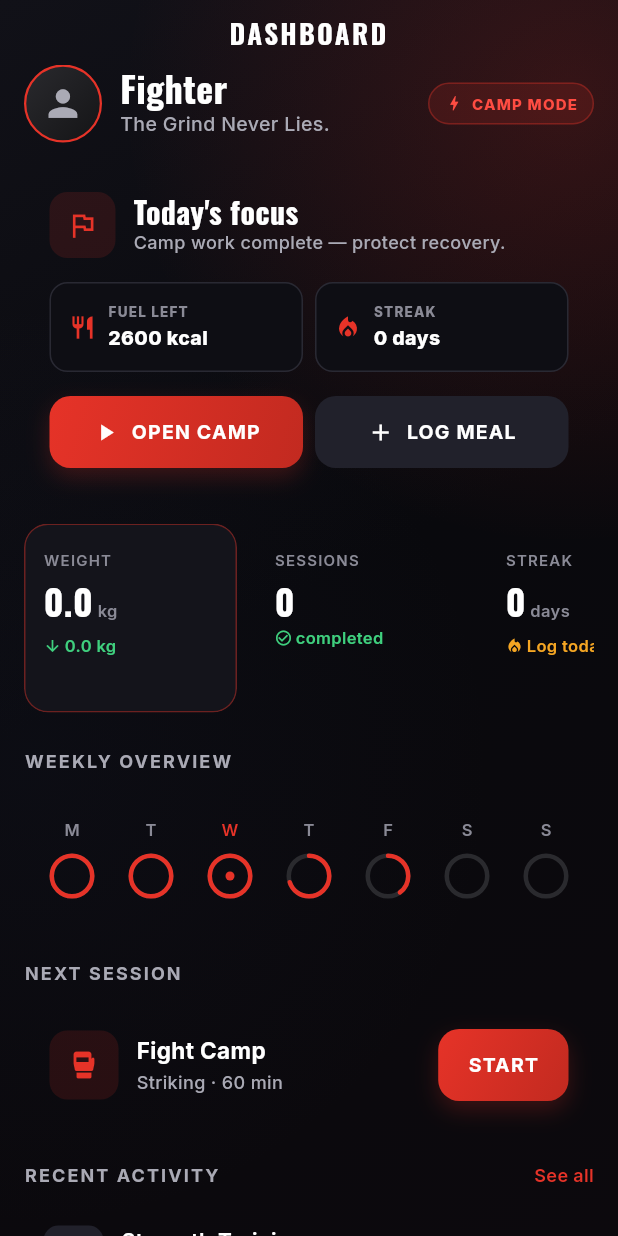
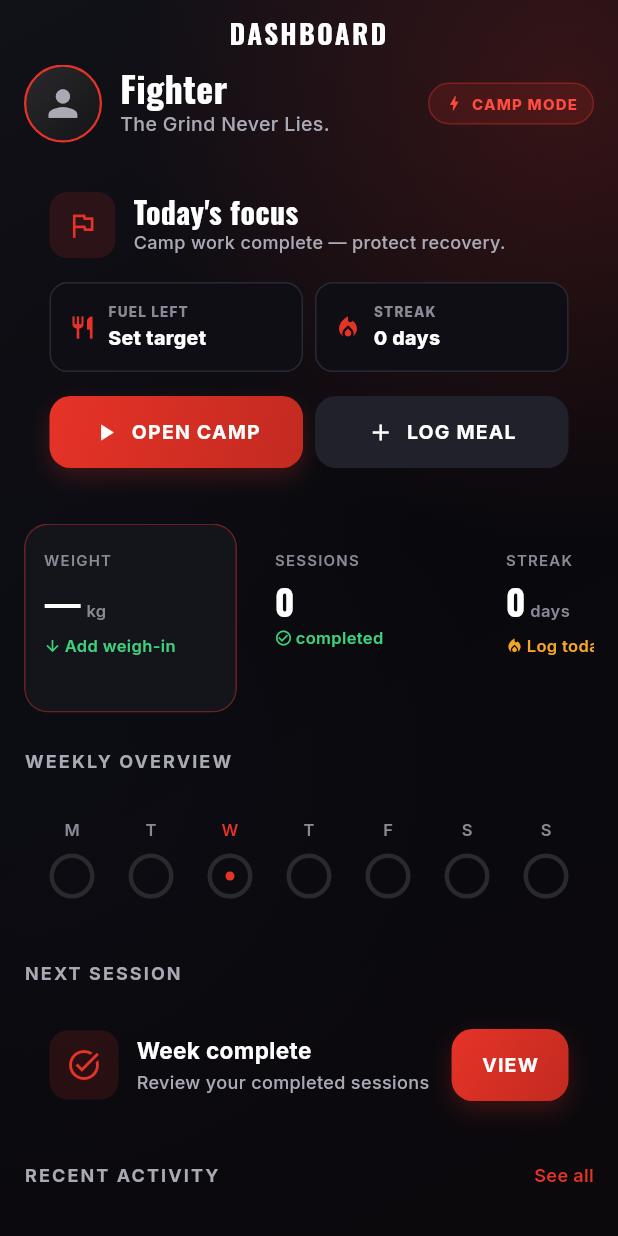
Before and after one commit to MahdiGH10/FighterEdge, a Flutter app: the DashboardScreen screen opened directly with empty values, on a phone screen of 412 x 824 dp. Run offline on Flutter 3.47's test engine with Material 3 defaults, Android fonts, the phone set to English and light mode, and no system bars; our stand-ins replace cloud_firestore, cloud_functions, firebase_auth, firebase_core, fl_chart, shared_preferences; accounts and stored records are empty.

Commit message:
fix(dashboard): replace demo state with live user data

```diff
--- a/fighter_edge/lib/screens/dashboard_screen.dart
+++ b/fighter_edge/lib/screens/dashboard_screen.dart
@@ -2,7 +2,7 @@ import 'package:flutter/material.dart';
 import 'package:provider/provider.dart';
 
 import '../controllers/auth_controller.dart';
-import '../data/mock_data.dart';
+import '../features/edge_fuel/presentation/controllers/edge_fuel_controller.dart';
 import '../models/training_session.dart';
 import '../state/app_state.dart';
 import '../theme/app_colors.dart';
@@ -27,6 +27,18 @@ class DashboardScreen extends StatelessWidget {
     final user = auth.user;
     final weightDelta = state.weeklyDelta;
     final losing = weightDelta <= 0;
+    final nextSession = state.sessions.where((s) => !s.completed).firstOrNull;
+    const dayLetters = ['M', 'T', 'W', 'T', 'F', 'S', 'S'];
+    const dayNames = ['mon', 'tue', 'wed', 'thu', 'fri', 'sat', 'sun'];
+    final completedDays = {
+      for (final session in state.sessions.where((s) => s.completed))
+        session.day.trim().toLowerCase(),
+    };
+    final weeklyProgress = [
+      for (final day in dayNames)
+        completedDays.any((completed) => completed.startsWith(day)) ? 1.0 : 0.0,
+    ];
+    final recentSessions = state.completedSessionsDesc.take(3).toList();
     final showVerificationBanner = auth.supportsEmailVerification &&
         auth.user != null &&
         !auth.user!.emailVerified;
@@ -69,12 +81,15 @@ class DashboardScreen extends StatelessWidget {
                             width: 142,
                             child: StatCard(
                               label: 'Weight',
-                              value: state
-                                  .displayWeight(state.latestWeight)
-                                  .toStringAsFixed(1),
+                              value: state.latestWeight == 0
+                                  ? '—'
+                                  : state
+                                      .displayWeight(state.latestWeight)
+                                      .toStringAsFixed(1),
                               unit: state.weightUnitLabel,
-                              delta:
-                                  '${weightDelta.abs().toStringAsFixed(1)} kg',
+                              delta: state.weights.length < 2
+                                  ? 'Add weigh-in'
+                                  : '${state.displayWeight(weightDelta).abs().toStringAsFixed(1)} ${state.weightUnitLabel}',
                               deltaColor: losing
                                   ? AppColors.positive
                                   : AppColors.primary,
@@ -118,19 +133,19 @@ class DashboardScreen extends StatelessWidget {
                     ),
                     const SizedBox(height: Insets.xl),
                     const SectionHeader('Weekly Overview'),
-                    const PremiumReveal(
-                      duration: Duration(milliseconds: 500),
+                    PremiumReveal(
+                      duration: const Duration(milliseconds: 500),
                       child: AppCard(
                         elevated: true,
-                        gradient: LinearGradient(
+                        gradient: const LinearGradient(
                           begin: Alignment.topLeft,
                           end: Alignment.bottomRight,
                           colors: [Color(0xFF1B1B25), Color(0xFF121218)],
                         ),
                         child: WeeklyOverview(
-                          dayLetters: MockData.weekDayLetters,
-                          progress: MockData.weeklyProgress,
-                          todayIndex: MockData.todayIndex,
+                          dayLetters: dayLetters,
+                          progress: weeklyProgress,
+                          todayIndex: DateTime.now().weekday - 1,
                         ),
                       ),
                     ),
@@ -139,7 +154,14 @@ class DashboardScreen extends StatelessWidget {
                     PremiumReveal(
                       duration: const Duration(milliseconds: 580),
                       child: _NextSessionCard(
-                        onStart: () => _push(context, const RoundTimerScreen()),
+                        session: nextSession,
+                        onOpenCamp: () => onNavigate(1),
+                        onStart: nextSession == null
+                            ? null
+                            : () => _push(
+                                  context,
+                                  RoundTimerScreen(session: nextSession),
+                                ),
                       ),
                     ),
                     const SizedBox(height: Insets.xl),
@@ -153,7 +175,11 @@ class DashboardScreen extends StatelessWidget {
                                 color: AppColors.primary)),
                       ),
                     ),
-                    for (final a in MockData.recentActivity) _ActivityRow(a),
+                    if (recentSessions.isEmpty)
+                      const _NoRecentActivity()
+                    else
+                      for (final session in recentSessions)
+                        _ActivityRow(session),
                   ],
                 ),
               ),
@@ -176,9 +202,12 @@ class _TodayFocusCard extends StatelessWidget {
   @override
   Widget build(BuildContext context) {
     final state = context.watch<AppState>();
+    final edgeFuel = context.watch<EdgeFuelController>();
     final nextSession = state.sessions.where((s) => !s.completed).firstOrNull;
-    final caloriesLeft = (state.target.calories - state.consumedCalories)
-        .clamp(0, state.target.calories);
+    final caloriesLeft = edgeFuel.hasUsableTarget
+        ? (edgeFuel.targetCalories - edgeFuel.consumedCalories)
+            .clamp(0, edgeFuel.targetCalories)
+        : null;
 
     return AppCard(
       accent: AppColors.primary,
@@ -231,7 +260,9 @@ class _TodayFocusCard extends StatelessWidget {
               Expanded(
                 child: _FocusMetric(
                   label: 'Fuel left',
-                  value: '$caloriesLeft kcal',
+                  value: caloriesLeft == null
+                      ? 'Set target'
+                      : '$caloriesLeft kcal',
                   icon: Icons.restaurant,
                 ),
               ),
@@ -419,8 +450,14 @@ class _EmailVerificationBanner extends StatelessWidget {
 }
 
 class _NextSessionCard extends StatelessWidget {
-  final VoidCallback onStart;
-  const _NextSessionCard({required this.onStart});
+  final TrainingSession? session;
+  final VoidCallback? onStart;
+  final VoidCallback onOpenCamp;
+  const _NextSessionCard({
+    required this.session,
+    required this.onStart,
+    required this.onOpenCamp,
+  });
 
   @override
   Widget build(BuildContext context) {
@@ -441,24 +478,30 @@ class _NextSessionCard extends StatelessWidget {
               color: AppColors.primarySoft,
               borderRadius: BorderRadius.circular(12),
             ),
-            child: const Icon(Icons.sports_mma, color: AppColors.primary),
+            child:
+                Icon(session?.icon ?? Icons.task_alt, color: AppColors.primary),
           ),
           const SizedBox(width: Insets.md),
           Expanded(
             child: Column(
               crossAxisAlignment: CrossAxisAlignment.start,
               children: [
-                Text('Fight Camp',
+                Text(session?.title ?? 'Week complete',
                     style: AppTheme.body(15, weight: FontWeight.w700)),
                 const SizedBox(height: 2),
-                Text('Striking · 60 min',
+                Text(session?.subtitle ?? 'Review your completed sessions',
+                    maxLines: 2,
+                    overflow: TextOverflow.ellipsis,
                     style: AppTheme.body(12,
                         weight: FontWeight.w500,
                         color: AppColors.textSecondary)),
               ],
             ),
           ),
-          PrimaryButton('Start', onPressed: onStart),
+          PrimaryButton(
+            session == null ? 'View' : 'Start',
+            onPressed: onStart ?? onOpenCamp,
+          ),
         ],
       ),
     );
@@ -466,8 +509,8 @@ class _NextSessionCard extends StatelessWidget {
 }
 
 class _ActivityRow extends StatelessWidget {
-  final ActivityEntry a;
-  const _ActivityRow(this.a);
+  final TrainingSession session;
+  const _ActivityRow(this.session);
 
   @override
   Widget build(BuildContext context) {
@@ -484,24 +527,30 @@ class _ActivityRow extends StatelessWidget {
                 color: AppColors.surfaceElevated,
                 borderRadius: BorderRadius.circular(10),
               ),
-              child: Icon(a.icon, size: 20, color: AppColors.textSecondary),
+              child:
+                  Icon(session.icon, size: 20, color: AppColors.textSecondary),
             ),
             const SizedBox(width: Insets.md),
             Expanded(
               child: Column(
                 crossAxisAlignment: CrossAxisAlignment.start,
                 children: [
-                  Text(a.title,
+                  Text(session.title,
                       style: AppTheme.body(14, weight: FontWeight.w600)),
                   const SizedBox(height: 2),
-                  Text(a.subtitle,
+                  Text(
+                      session.rpe > 0
+                          ? '${session.subtitle} · RPE ${session.rpe}'
+                          : session.subtitle,
+                      maxLines: 2,
+                      overflow: TextOverflow.ellipsis,
                       style: AppTheme.body(12,
                           weight: FontWeight.w500,
                           color: AppColors.textSecondary)),
                 ],
               ),
             ),
-            Text(a.when,
+            Text(_relativeDate(session.completedAt),
                 style: AppTheme.body(11,
                     weight: FontWeight.w500, color: AppColors.textMuted)),
           ],
@@ -509,6 +558,40 @@ class _ActivityRow extends StatelessWidget {
       ),
     );
   }
+}
+
+class _NoRecentActivity extends StatelessWidget {
+  const _NoRecentActivity();
+
+  @override
+  Widget build(BuildContext context) {
+    return const AppCard(
+      padding: EdgeInsets.all(Insets.lg),
+      child: Row(
+        children: [
+          Icon(Icons.history, color: AppColors.textMuted),
+          SizedBox(width: Insets.md),
+          Expanded(
+            child: Text(
+              'Complete your first session to start your history.',
+              style: TextStyle(color: AppColors.textSecondary),
+            ),
+          ),
+        ],
+      ),
+    );
+  }
+}
+
+String _relativeDate(DateTime? completedAt) {
+  if (completedAt == null) return 'Logged';
+  final now = DateTime.now();
+  final today = DateTime(now.year, now.month, now.day);
+  final date = DateTime(completedAt.year, completedAt.month, completedAt.day);
+  final days = today.difference(date).inDays;
+  if (days <= 0) return 'Today';
+  if (days == 1) return 'Yesterday';
+  return '$days days ago';
 }
 
 /// Simple monogram avatar (no network image needed for the prototype).
--- a/fighter_edge/lib/state/app_state.dart
+++ b/fighter_edge/lib/state/app_state.dart
@@ -13,15 +13,18 @@ import '../models/weight_entry.dart';
 /// weight tracking and nutrition. (The round timer keeps local state.)
 class AppState extends ChangeNotifier {
   AppState({DataRepository? dataRepository})
-      : _dataRepository = dataRepository {
+      : _dataRepository = dataRepository,
+        _weights = dataRepository == null ? MockData.seedWeights() : [],
+        _meals = dataRepository == null ? MockData.seedMeals() : [],
+        _sessions = dataRepository == null ? List.of(MockData.week) : [] {
     unawaited(_loadSettings());
   }
 
   final DataRepository? _dataRepository;
 
-  List<WeightEntry> _weights = MockData.seedWeights();
-  List<Meal> _meals = MockData.seedMeals();
-  List<TrainingSession> _sessions = List.of(MockData.week);
+  List<WeightEntry> _weights;
+  List<Meal> _meals;
+  List<TrainingSession> _sessions;
   DateTime _nutritionDate = DateTime.now();
   StreamSubscription<List<WeightEntry>>? _weightSub;
   StreamSubscription<List<Meal>>? _mealSub;
--- a/fighter_edge/lib/widgets/stat_card.dart
+++ b/fighter_edge/lib/widgets/stat_card.dart
@@ -133,9 +133,18 @@ class StatCard extends StatelessWidget {
                 if (deltaIcon != null)
                   Icon(deltaIcon, size: 12, color: deltaColor),
                 const SizedBox(width: 2),
-                Text(delta!,
-                    style: AppTheme.body(11,
-                        weight: FontWeight.w600, color: deltaColor)),
+                Expanded(
+                  child: Text(
+                    delta!,
+                    maxLines: 1,
+                    overflow: TextOverflow.ellipsis,
+                    style: AppTheme.body(
+                      11,
+                      weight: FontWeight.w600,
+                      color: deltaColor,
+                    ),
+                  ),
+                ),
               ],
             ),
           ],
```
Also changed, not shown: 1 other file.
